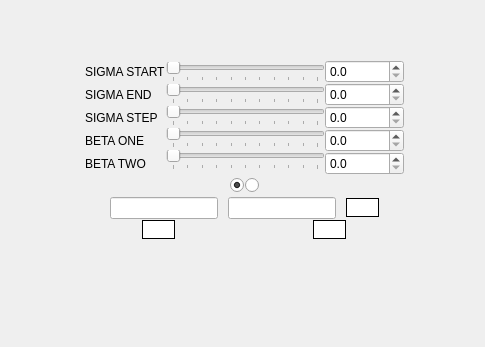
RaphCucul/Image-registration-GUI, file ui/frangi_detektor.ui: the form before one commit.
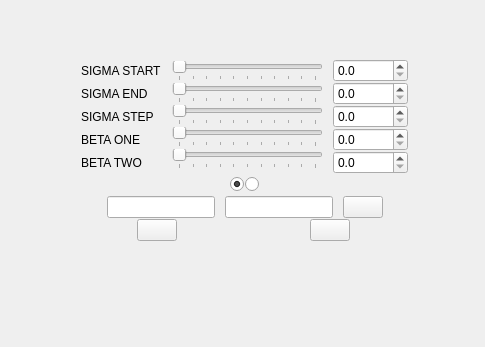
The form after the commit. Icons and pictures are not drawn.

```diff
--- a/ui/frangi_detektor.ui
+++ b/ui/frangi_detektor.ui
@@ -53,7 +53,10 @@
      <property name="topMargin">
       <number>5</number>
      </property>
-     <property name="spacing">
+     <property name="horizontalSpacing">
+      <number>10</number>
+     </property>
+     <property name="verticalSpacing">
       <number>0</number>
      </property>
      <item row="0" column="0">
@@ -417,14 +420,12 @@
         </sizepolicy>
        </property>
        <property name="styleSheet">
-        <string notr="true">background-color: white;
-	border-style: outset;
-        border-width: 1px;
-	border-radius: 10px;
-	border-color: black;
-        font: 10px;
-        min-width: 5em;
-	padding: 2px;</string>
+        <string notr="true">QPushButton:pressed {
+    border-style: inset;
+    border-color: blue;
+    border-width: 1px;
+    color: white;
+}</string>
        </property>
        <property name="text">
         <string/>
@@ -457,14 +458,12 @@
         </sizepolicy>
        </property>
        <property name="styleSheet">
-        <string notr="true">background-color: white;
-	border-style: outset;
-        border-width: 1px;
-	border-radius: 10px;
-	border-color: black;
-        font: 10px;
-        min-width: 5em;
-	padding: 2px;</string>
+        <string notr="true">QPushButton:pressed {
+    border-style: inset;
+    border-color: blue;
+    border-width: 1px;
+    color: white;
+}</string>
        </property>
        <property name="text">
         <string/>
@@ -480,14 +479,12 @@
         </sizepolicy>
        </property>
        <property name="styleSheet">
-        <string notr="true">background-color: white;
-	border-style: outset;
-        border-width: 1px;
-	border-radius: 10px;
-	border-color: black;
-        font: 10px;
-        min-width: 5em;
-	padding: 2px;</string>
+        <string notr="true">QPushButton:pressed {
+    border-style: inset;
+    border-color: blue;
+    border-width: 1px;
+    color: white;
+}</string>
        </property>
        <property name="text">
         <string notr="true"/>
```
Left out of the diff: 8 changed lines with no effect on the pictures.
